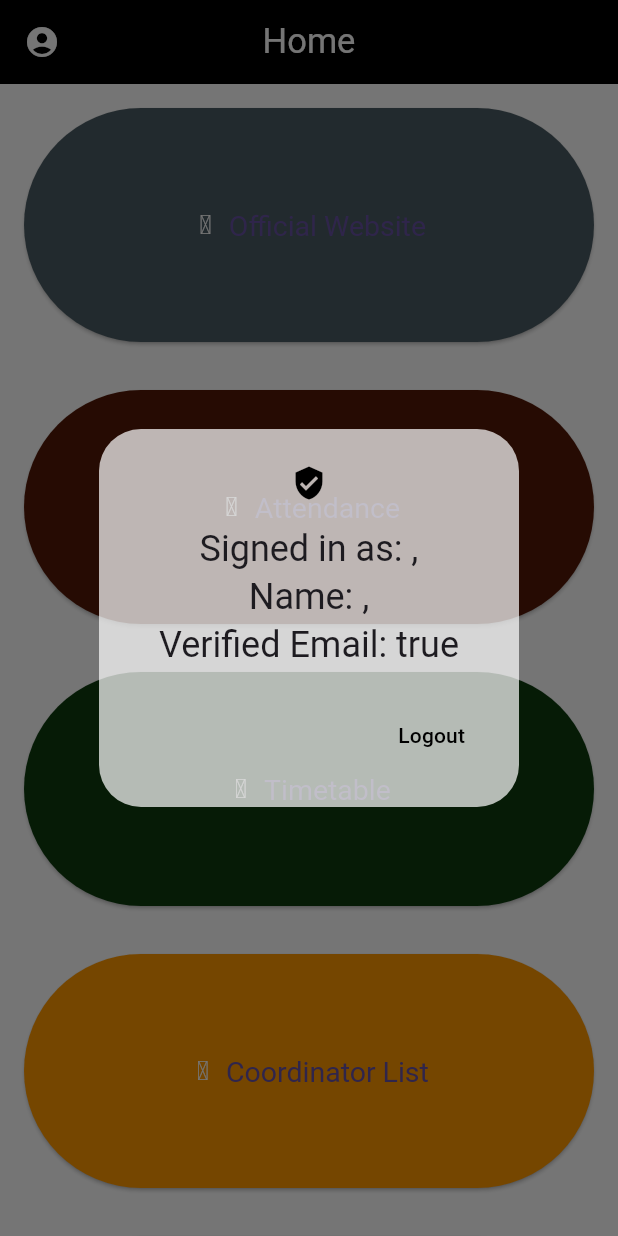
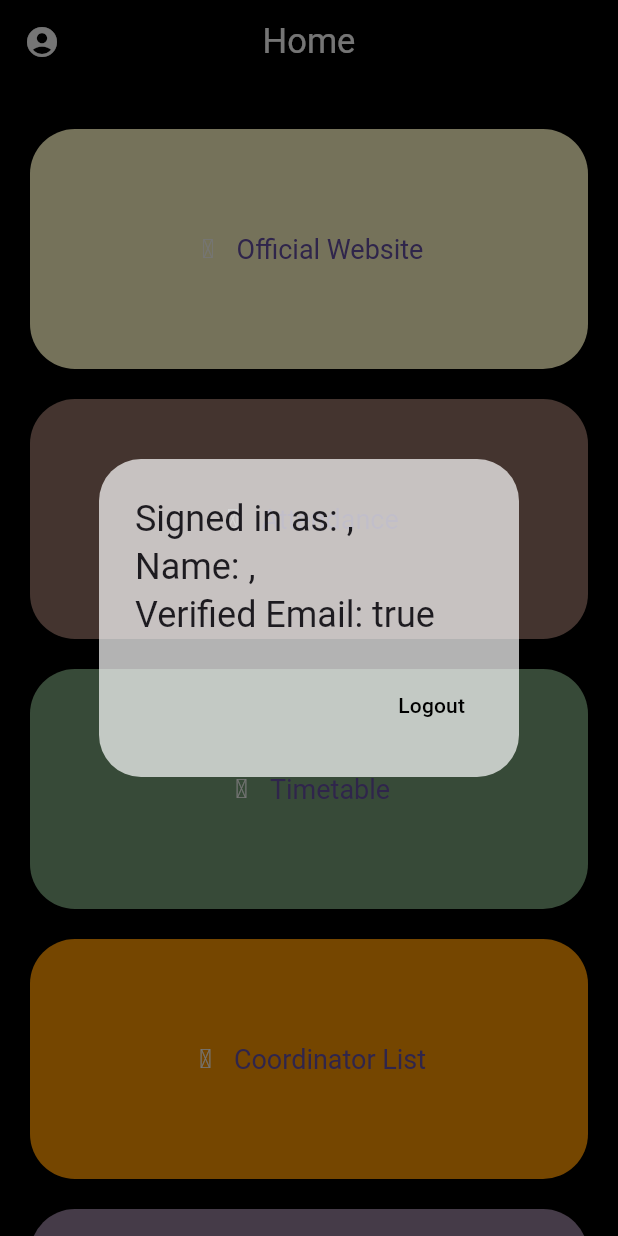
Before and after one commit to shoibahmad/IU-CA, a Flutter app: the UrlRedirectScreen screen opened directly, after a tap on the "account circle" icon, on a phone screen of 412 x 824 dp. Run offline on Flutter 3.47's test engine with Material 3 defaults, Android fonts, the light colour scheme and no system bars; our stand-ins replace cloud_firestore, firebase_auth, firebase_core, firebase_messaging, flutter_spinkit, get and 3 more; accounts and stored records are empty.

Commit message:
New commit

```diff
--- a/lib/urlredirect.dart
+++ b/lib/urlredirect.dart
@@ -1,18 +1,24 @@
 import 'package:firebase_auth/firebase_auth.dart';
 import 'package:flutter/material.dart';
-import 'package:iu_ca/loginpage.dart';
+import 'package:flutter/widgets.dart';
+import 'package:iu_ca/loginpage.dart'; // Assuming this is your login page file
 import 'package:url_launcher/url_launcher_string.dart';
-import 'package:iconsax/iconsax.dart';
+import 'package:iconsax/iconsax.dart'; // Added the iconsax package
 
-class UrlRedirectScreen extends StatelessWidget {
+class UrlRedirectScreen extends StatefulWidget {
   const UrlRedirectScreen({super.key});
 
   @override
-  Widget build(BuildContext context) {
+  _UrlRedirectScreenState createState() => _UrlRedirectScreenState();
+}
+
+class _UrlRedirectScreenState extends State<UrlRedirectScreen> {
   final user = FirebaseAuth.instance.currentUser!;
 
+  @override
+  Widget build(BuildContext context) {
     return Scaffold(
-      backgroundColor: Colors.white,
+      backgroundColor: Colors.black,
       appBar: AppBar(
         titleTextStyle: TextStyle(color: Colors.white, fontSize: 23),
         title: const Text('Home'),
@@ -26,7 +32,6 @@ class UrlRedirectScreen extends StatelessWidget {
               builder: (BuildContext context) {
                 return AlertDialog(
                   backgroundColor: Colors.white70,
-                  icon: Icon(Icons.verified_user, color: Colors.black),
                   title: Text(
                       'Signed in as: ${user.email},\nName: ${user.displayName}, \nVerified Email: ${user.emailVerified}'),
                   actions: [
@@ -34,7 +39,6 @@ class UrlRedirectScreen extends StatelessWidget {
                       onPressed: () async {
                         // Log the user out
                         await FirebaseAuth.instance.signOut();
-
                         // Navigate to the login page
                         Navigator.pushReplacement(
                           context,
@@ -43,9 +47,11 @@ class UrlRedirectScreen extends StatelessWidget {
                           ),
                         );
                       },
-                        child: const Text('Logout',
-                            selectionColor: Colors.teal,
-                            style: TextStyle(color: Colors.black))),
+                      child: const Text(
+                        'Logout',
+                        style: TextStyle(color: Colors.black),
+                      ),
+                    ),
                   ],
                 );
               },
@@ -54,110 +60,87 @@ class UrlRedirectScreen extends StatelessWidget {
         ),
       ),
       body: SingleChildScrollView(
+        child: Padding(
+          padding: const EdgeInsets.all(
+              20.0), // Increased padding for better spacing
           child: Column(
             children: [
-            Padding(
-              padding: const EdgeInsets.all(16.0),
-              child: ElevatedButton.icon(
-                onPressed: () {
-                  launchUrlString('https://www.iul.ac.in/');
-                },
-                icon: const Icon(Iconsax.user_add, color: Colors.white),
-                label: const Text('Official Website'),
-                style: ElevatedButton.styleFrom(
-                  backgroundColor: const Color.fromARGB(255, 75, 92, 100),
-                  padding: const EdgeInsets.all(67),
-                  minimumSize: const Size(double.infinity, 50),
-                  textStyle: const TextStyle(fontSize: 19, color: Colors.white),
+              _buildButton(
+                'Official Website',
+                'https://www.iul.ac.in/',
+                Colors.yellow[100]!,
+                Iconsax.global,
+              ),
+              _buildButton(
+                'Attendance',
+                'https://sms.iul.ac.in/Student/Attendance.aspx',
+                const Color.fromARGB(255, 148, 114, 103),
+                Iconsax.document,
+              ),
+              _buildButton(
+                'Timetable',
+                'https://sms.iul.ac.in/Student/ProgramWiseTimeTable.aspx',
+                const Color.fromARGB(255, 120, 162, 122),
+                Iconsax.clock,
+              ),
+              _buildButton(
+                'Coordinator List',
+                'https://drive.google.com/drive/folders/1Lmli5g69s9bwSezvDCbvHAvFglBtxB9e',
+                Colors.orange,
+                Iconsax.document_text,
+              ),
+              _buildButton(
+                'Syllabus',
+                'https://www.iul.ac.in/DepartmentsStudentZones.aspx',
+                const Color.fromARGB(255, 151, 128, 157),
+                Iconsax.book5,
+              ),
+              _buildButton(
+                'Result',
+                'https://results.iul.ac.in/StudentloginResult.aspx?exam=46&semester=0&branch=0&res=All',
+                const Color.fromARGB(255, 173, 138, 138),
+                Iconsax.receipt,
+              ),
+            ],
           ),
         ),
       ),
-            Padding(
-              padding: const EdgeInsets.all(16.0),
-              child: ElevatedButton.icon(
+    );
+  }
+
+  Widget _buildButton(
+      String text, String url, Color backgroundColor, IconData iconData) {
+    return Padding(
+      padding:
+          const EdgeInsets.symmetric(vertical: 10.0), // Added vertical padding
+      child: ElevatedButton(
         onPressed: () {
-                  launchUrlString(
-                      'https://sms.iul.ac.in/Student/Attendance.aspx');
+          launchUrlString(url);
         },
-                icon: const Icon(Iconsax.calendar1, color: Colors.white),
-                label: const Text('Attendance'),
         style: ElevatedButton.styleFrom(
-                  backgroundColor: const Color.fromARGB(255, 83, 24, 6),
-                  padding: const EdgeInsets.all(67),
-                  minimumSize: const Size(double.infinity, 50),
-                  textStyle: const TextStyle(fontSize: 19, color: Colors.white),
+          backgroundColor: backgroundColor,
+          padding: const EdgeInsets.all(
+              25.0), // Increased padding for larger button size
+          minimumSize:
+              const Size(double.infinity, 160), // Increased button height
+          shape: RoundedRectangleBorder(
+            borderRadius: BorderRadius.circular(30.0), // Rounded corners
+          ),
+          textStyle: const TextStyle(
+              fontSize: 18,
+              color: Colors.white,
+              decorationColor: Colors.white // Set text color to white
               ),
         ),
+        child: Row(
+          mainAxisAlignment: MainAxisAlignment.center,
+          children: [
+            Icon(
+              iconData,
+              color: Colors.white,
             ),
-            Padding(
-              padding: const EdgeInsets.all(16.0),
-              child: ElevatedButton.icon(
-                onPressed: () {
-                  launchUrlString(
-                      'https://sms.iul.ac.in/Student/ProgramWiseTimeTable.aspx');
-                },
-                icon: const Icon(Iconsax.timer_start, color: Colors.white),
-                label: const Text('Timetable'),
-                style: ElevatedButton.styleFrom(
-                  backgroundColor: const Color.fromARGB(255, 12, 59, 14),
-                  padding: const EdgeInsets.all(67),
-                  minimumSize: const Size(double.infinity, 50),
-                  textStyle: const TextStyle(fontSize: 19, color: Colors.white),
-                ),
-              ),
-            ),
-            Padding(
-              padding: const EdgeInsets.all(16.0),
-              child: ElevatedButton.icon(
-                onPressed: () {
-                  launchUrlString(
-                      'https://drive.google.com/drive/folders/1Lmli5g69s9bwSezvDCbvHAvFglBtxB9e');
-                },
-                icon: const Icon(Iconsax.people, color: Colors.white),
-                label: const Text('Coordinator List'),
-                style: ElevatedButton.styleFrom(
-                  backgroundColor: Colors.orange,
-                  padding: const EdgeInsets.all(67),
-                  minimumSize: const Size(double.infinity, 50),
-                  textStyle: const TextStyle(fontSize: 19, color: Colors.white),
-                ),
-              ),
-            ),
-            Padding(
-              padding: const EdgeInsets.all(16.0),
-              child: ElevatedButton.icon(
-                onPressed: () {
-                  launchUrlString(
-                      'https://www.iul.ac.in/DepartmentsStudentZones.aspx');
-                },
-                icon: const Icon(Iconsax.book_square, color: Colors.white),
-                label: const Text('Syllabus'),
-                style: ElevatedButton.styleFrom(
-                  backgroundColor: const Color.fromARGB(255, 61, 40, 65),
-                  minimumSize: const Size(double.infinity, 50),
-                  padding: const EdgeInsets.all(67),
-                  textStyle: const TextStyle(fontSize: 19, color: Colors.white),
-                ),
-              ),
-            ),
-            Padding(
-              padding: const EdgeInsets.all(16.0),
-              child: ElevatedButton.icon(
-                onPressed: () {
-                  launchUrlString(
-                      'https://results.iul.ac.in/StudentloginResult.aspx?exam=46&semester=0&branch=0&res=All');
-                },
-                icon:
-                    const Icon(Iconsax.percentage_square4, color: Colors.white),
-                label: const Text('Result'),
-                style: ElevatedButton.styleFrom(
-                  backgroundColor: const Color.fromARGB(255, 69, 53, 53),
-                  padding: const EdgeInsets.all(67),
-                  minimumSize: const Size(double.infinity, 50),
-                  textStyle: const TextStyle(fontSize: 19, color: Colors.white),
-                ),
-              ),
-            ),
+            const SizedBox(width: 10),
+            Text(text),
           ],
         ),
       ),
```
Lines whose indentation alone changed are shown as unchanged.
